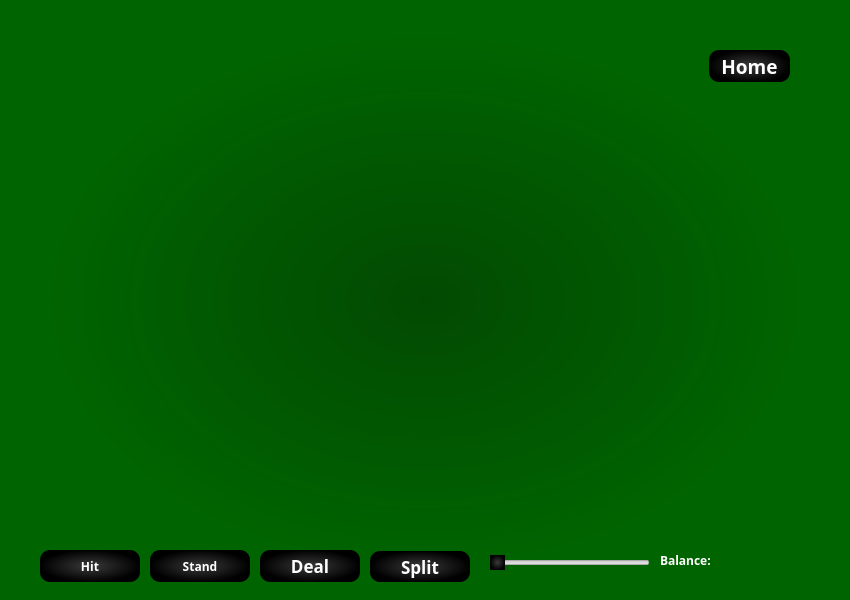
Old version of the form game.ui in the repository jasonpliszak/BlackJackGame_EC327.
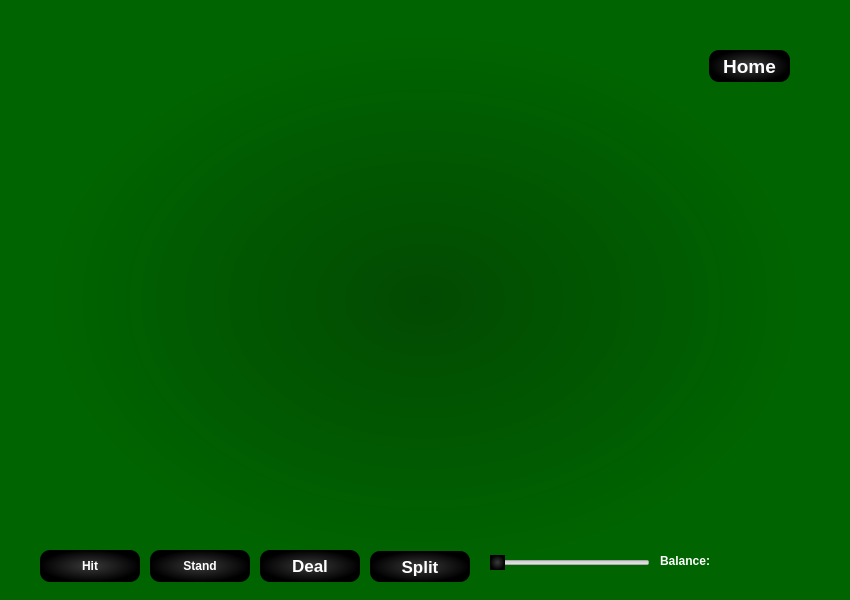
New version of the form.

Patch:
```diff
--- a/game.ui
+++ b/game.ui
@@ -65,7 +65,7 @@
    </property>
    <property name="font">
     <font>
-     <family>Kohinoor Gujarati</family>
+     <family>Arial</family>
      <bold>true</bold>
     </font>
    </property>
@@ -90,7 +90,7 @@
    </property>
    <property name="font">
     <font>
-     <family>Kohinoor Gujarati</family>
+     <family>Arial</family>
      <bold>true</bold>
     </font>
    </property>
@@ -115,7 +115,7 @@
    </property>
    <property name="font">
     <font>
-     <family>Kohinoor Gujarati</family>
+     <family>Arial</family>
      <pointsize>13</pointsize>
      <bold>true</bold>
     </font>
@@ -573,7 +573,7 @@
    </property>
    <property name="font">
     <font>
-     <family>Kohinoor Gujarati</family>
+     <family>Arial</family>
      <pointsize>13</pointsize>
      <bold>true</bold>
     </font>
@@ -789,7 +789,7 @@
    </property>
    <property name="font">
     <font>
-     <family>Kohinoor Gujarati</family>
+     <family>Arial</family>
      <bold>true</bold>
     </font>
    </property>
@@ -811,7 +811,7 @@
    </property>
    <property name="font">
     <font>
-     <family>Kohinoor Gujarati</family>
+     <family>Arial</family>
      <pointsize>14</pointsize>
      <bold>true</bold>
     </font>
```
